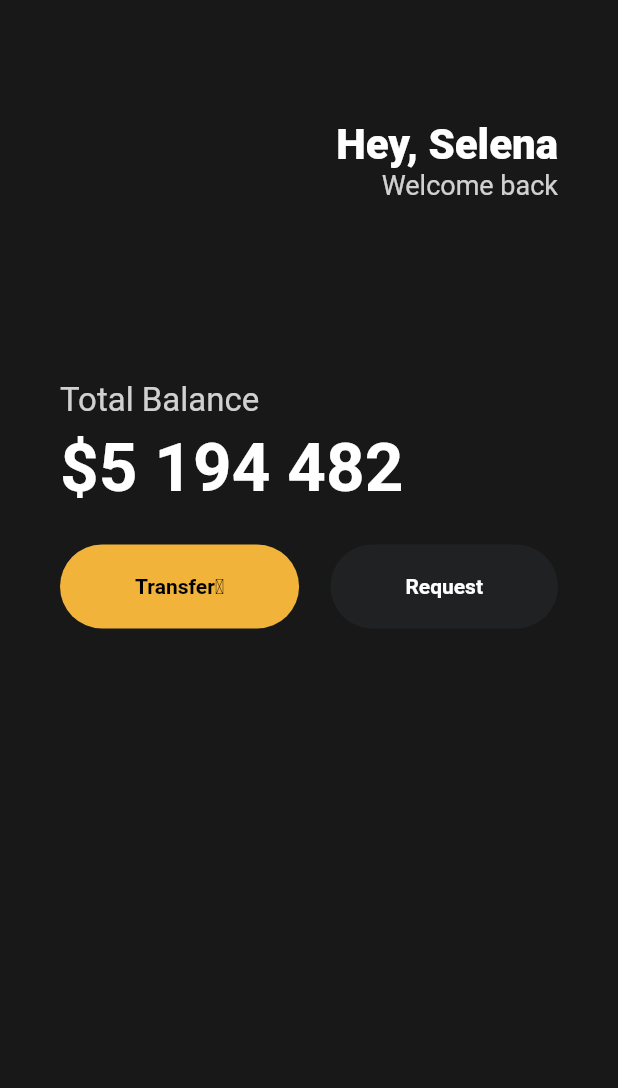
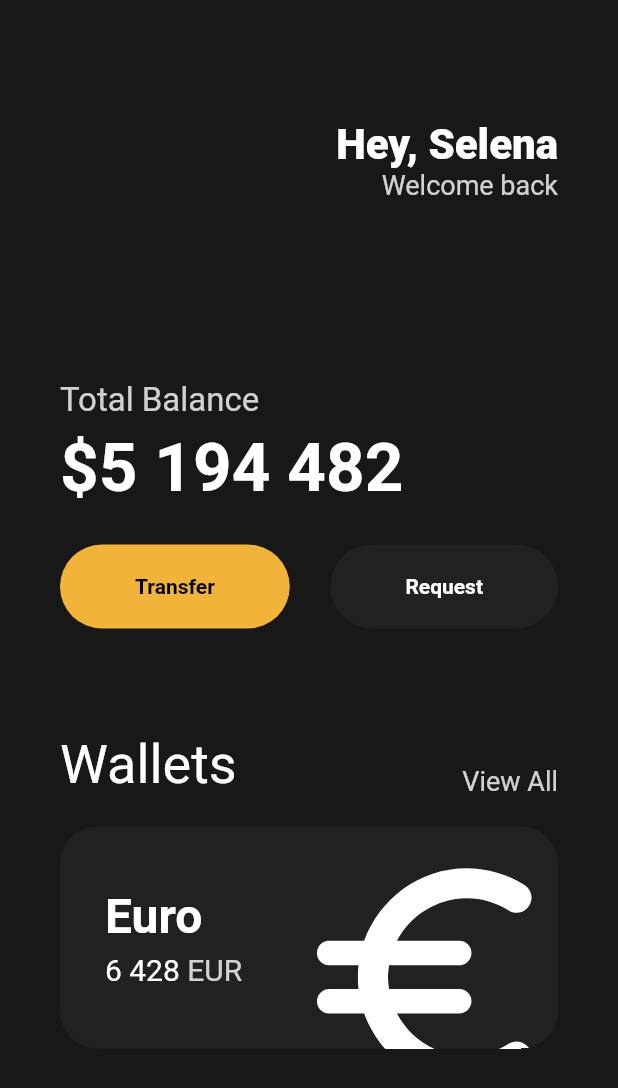
Before and after one commit to SHINDONGDONG/toonflix, a Flutter app: the screen it shows after launch, on a phone screen of 412 x 824 dp. Shown: the top 1088 px of the screen. Run offline on Flutter 3.47's test engine with Material 2 defaults, Android fonts, the phone set to English and light mode, and no system bars.

Commit message:
Card Transform scale, translate

```diff
--- a/lib/main.dart
+++ b/lib/main.dart
@@ -70,7 +70,7 @@ class MyApp extends StatelessWidget {
                 children: const [
                   ButtonWidget(
                     color: Color(0xFFF2B33A),
-                    text: 'Transferㅁ',
+                    text: 'Transfer',
                     textStyle: TextStyle(
                         fontWeight: FontWeight.w600, color: Colors.black),
                   ),
@@ -82,6 +82,89 @@ class MyApp extends StatelessWidget {
                   ),
                 ],
               ),
+              const SizedBox(
+                height: 70,
+              ),
+              Row(
+                mainAxisAlignment: MainAxisAlignment.spaceBetween,
+                crossAxisAlignment: CrossAxisAlignment.end,
+                children: [
+                  Text(
+                    "Wallets",
+                    style: TextStyle(
+                      color: Colors.white,
+                      fontSize: 36,
+                    ),
+                  ),
+                  Text("View All",
+                    style: TextStyle(
+                      color: Colors.white.withOpacity(0.8),
+                      fontSize: 18,
+                    ),
+                  ),
+                ],
+              ),
+              SizedBox(height: 20,),
+              Container(
+                clipBehavior: Clip.hardEdge,
+                decoration: BoxDecoration(
+                  color: Color(0xFF1F2123),
+                  borderRadius: BorderRadius.circular(25),
+                ),
+                child: Padding(
+                  padding: const EdgeInsets.all(30),
+                  child: Row(
+                    mainAxisAlignment: MainAxisAlignment.spaceBetween,
+                    children: [
+                      Column(
+                        crossAxisAlignment: CrossAxisAlignment.start,
+                        children: [
+                          Text("Euro",
+                          style: TextStyle(
+                            color: Colors.white,
+                            fontSize: 32,
+                            fontWeight: FontWeight.w600
+                          ),
+                          ),
+                          SizedBox(
+                            height: 5,
+                          ),
+                          Row(
+                            mainAxisAlignment: MainAxisAlignment.spaceBetween,
+                            children: [
+                              Text("6 428",
+                                style: TextStyle(
+                                  color: Colors.white,
+                                  fontSize: 20,
+                                ),
+                              ),
+                              SizedBox(width: 5,),
+                              Text("EUR",
+                              style: TextStyle(
+                                color: Colors.white.withOpacity(0.8,),
+                                fontSize: 20
+                              ),
+                              ),
+                            ],
+                          ),
+                        ],
+                      ),
+                      Transform.scale(
+                        scale: 2.2,
+                        child: Transform.translate(
+                          offset: Offset(-5,12),
+                          child: Icon(
+                            Icons.euro_rounded,
+                            color: Colors.white,
+                            size: 88,
+                          ),
+                        ),
+                      )
+
+                    ],
+                  ),
+                ),
+              ),
             ],
           ),
         ),
```
